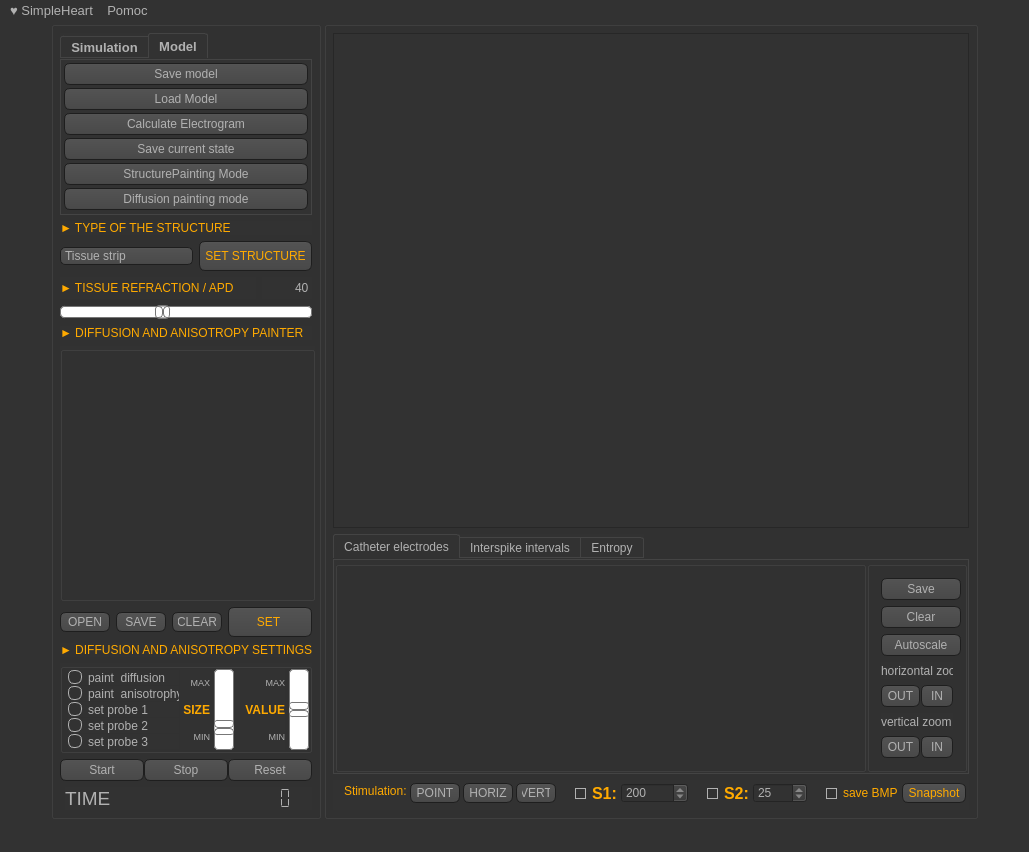
First picture: the form in simpleheart.ui, repository pmpod/SimpleHeart, before the edit.
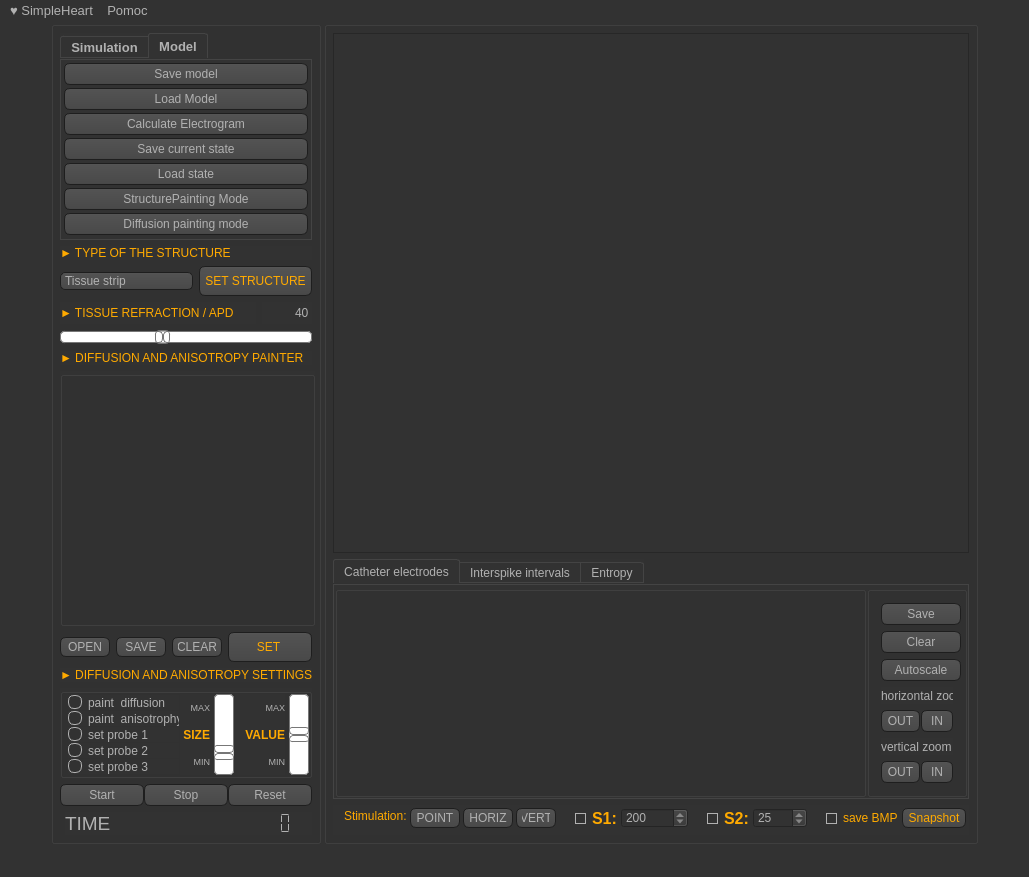
Second picture: the form after the edit. Icons and pictures are not drawn.

Commit message: Load and save current state working!

Diff of the .ui file:
```diff
--- a/simpleheart.ui
+++ b/simpleheart.ui
@@ -7,7 +7,7 @@
     <x>0</x>
     <y>0</y>
     <width>1029</width>
-    <height>851</height>
+    <height>852</height>
    </rect>
   </property>
   <property name="font">
@@ -601,6 +601,13 @@
              </property>
             </widget>
            </item>
+           <item>
+            <widget class="QPushButton" name="b_loadState">
+             <property name="text">
+              <string>Load state</string>
+             </property>
+            </widget>
+           </item>
            <item>
             <widget class="QPushButton" name="b_strucPainting">
              <property name="sizePolicy">
@@ -622,6 +629,9 @@
               <bool>true</bool>
              </property>
              <property name="checked">
+              <bool>true</bool>
+             </property>
+             <property name="default">
               <bool>false</bool>
              </property>
              <property name="flat">
```
The commit also changes 5 other files.
